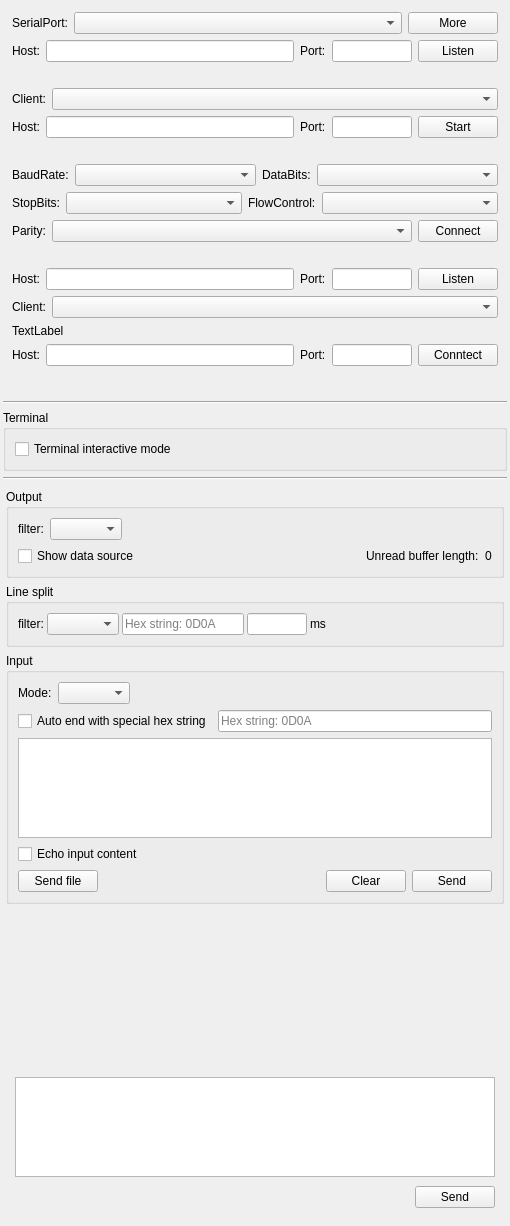
Before: the Qt Designer form woterm/qwoserialinput.ui in aoyiduo/woterm, drawn with Qt 5.
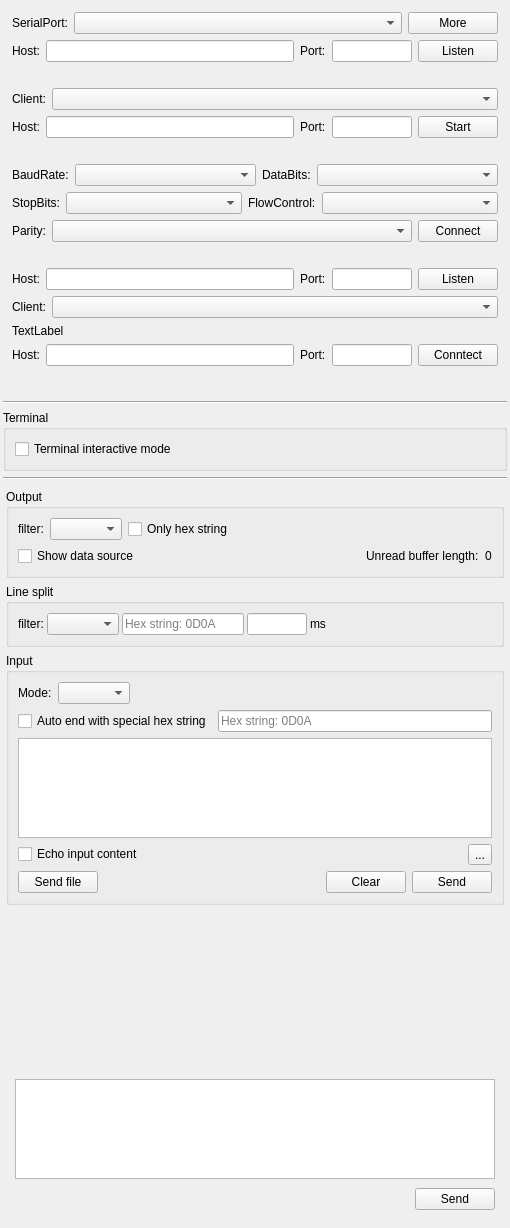
After: the same form once the commit is applied. Icons and pictures are not drawn.

```diff
--- a/woterm/qwoserialinput.ui
+++ b/woterm/qwoserialinput.ui
@@ -7,7 +7,7 @@
     <x>0</x>
     <y>0</y>
     <width>510</width>
-    <height>1226</height>
+    <height>1228</height>
    </rect>
   </property>
   <property name="sizePolicy">
@@ -652,6 +652,13 @@
            <item>
             <widget class="QComboBox" name="modeOutput"/>
            </item>
+           <item>
+            <widget class="QCheckBox" name="chkHexOutput">
+             <property name="text">
+              <string>Only hex string</string>
+             </property>
+            </widget>
+           </item>
            <item>
             <spacer name="horizontalSpacer_6">
              <property name="orientation">
@@ -905,11 +912,26 @@
           </widget>
          </item>
          <item>
+          <layout class="QHBoxLayout" name="horizontalLayout_20">
+           <item>
           <widget class="QCheckBox" name="chkEchoInput">
            <property name="text">
             <string>Echo input content</string>
            </property>
           </widget>
+           </item>
+           <item>
+            <widget class="QToolButton" name="btnMsgLibrary">
+             <property name="text">
+              <string>...</string>
+             </property>
+             <property name="icon">
+              <iconset>
+               <normaloff>../private/skins/black/time.png</normaloff>../private/skins/black/time.png</iconset>
+             </property>
+            </widget>
+           </item>
+          </layout>
          </item>
          <item>
           <layout class="QHBoxLayout" name="horizontalLayout_3">
```
Lines whose indentation alone changed are shown as unchanged.
